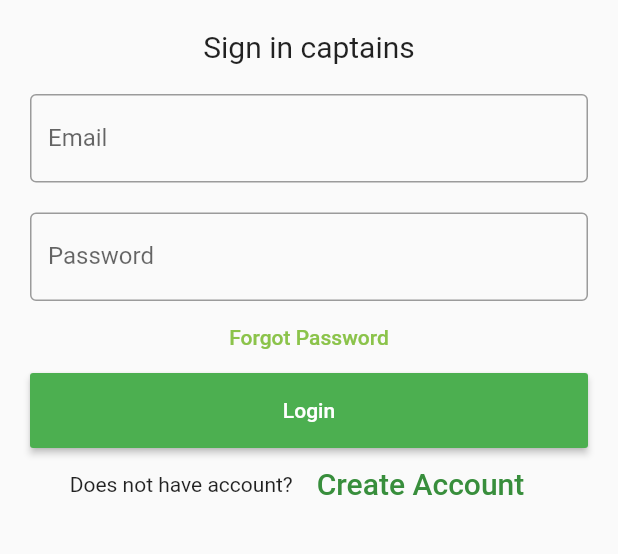
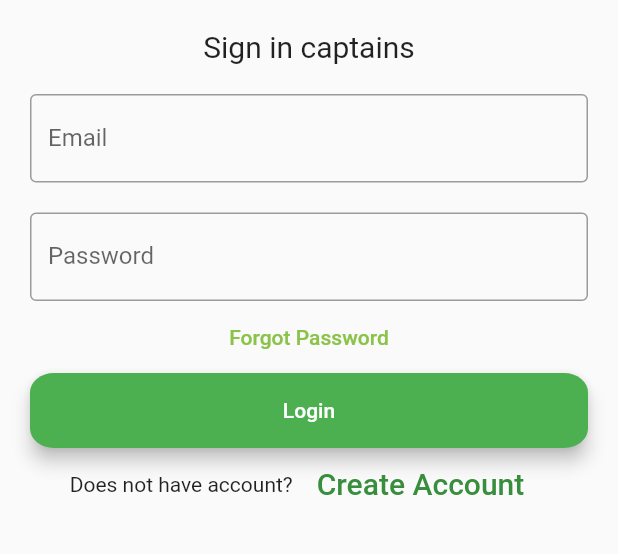
Before and after one commit to Kavindu-Gayantha/Badminton-2020, a Flutter app: the Login screen opened directly, on a phone screen of 412 x 824 dp, the part 167-721 px from its top. Run offline on Flutter 3.47's test engine with Material 2 defaults, Android fonts, the phone set to English and light mode, and no system bars.

Commit message:
finished ui in login :

```diff
--- a/badminton2020/lib/UI/LoginScreen/login.dart
+++ b/badminton2020/lib/UI/LoginScreen/login.dart
@@ -77,6 +77,8 @@ class _LoginState extends State<Login> {
                       textColor: Colors.white,
                       color: Colors.green,
                       child: Text('Login'),
+                      shape: RoundedRectangleBorder(borderRadius: BorderRadius.all(Radius.elliptical(16.0,13.0))),
+                      elevation: 5,
                       onPressed: () {
                         print(nameController.text);
                         print(passwordController.text);
```
